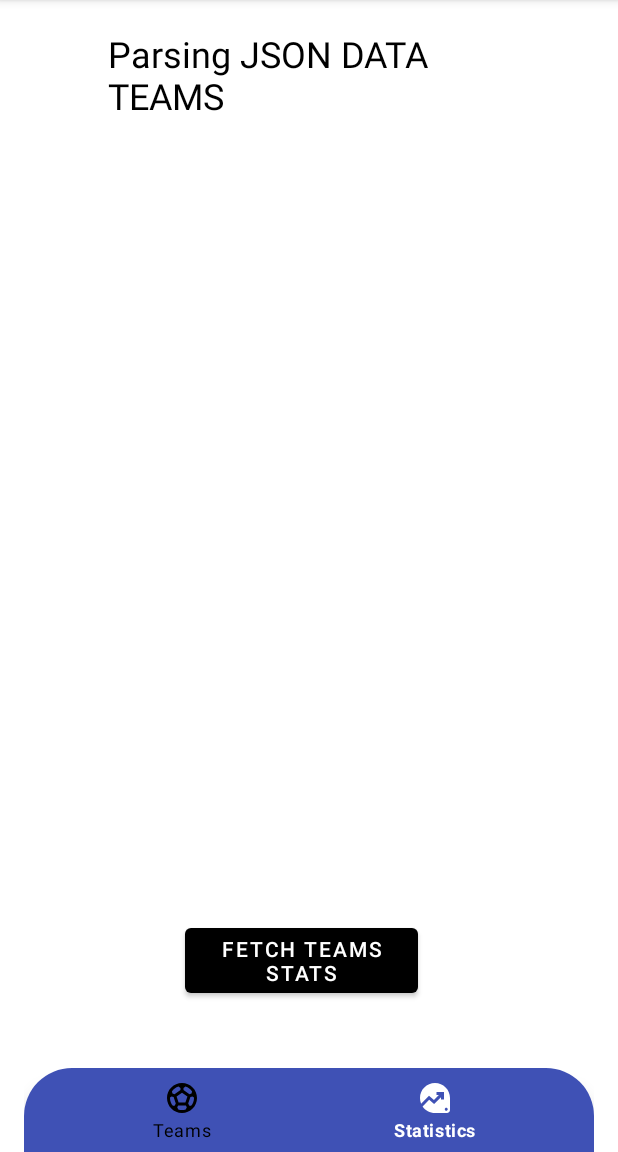
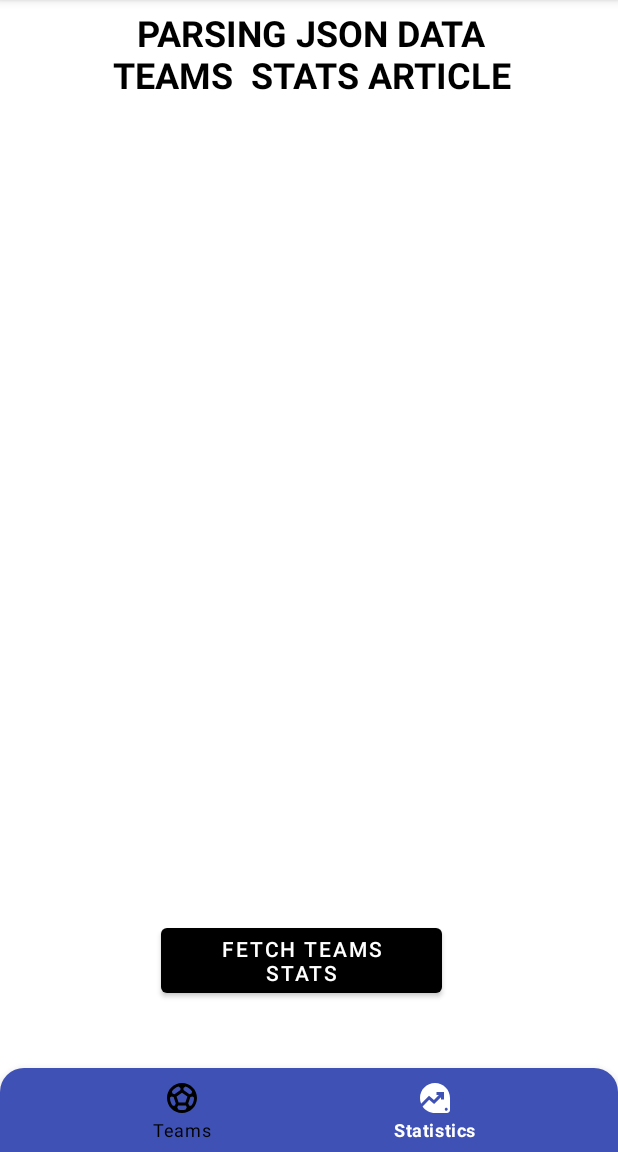
Before and after one commit to devnikolz/Football_Teams, an Android app: the Activity5 screen opened directly, with no data from a screen before it, on a phone screen of 412 x 824 dp, the part 84-1236 px from its top. Run offline under Robolectric (Android 15) with nearby library versions, the phone set to English and light mode, and no system bars; our stand-ins replace Volley.

Commit message:
More small fixes to UI

```diff
--- a/app/src/main/java/com/example/peoplelist/Activity3.java
+++ b/app/src/main/java/com/example/peoplelist/Activity3.java
@@ -22,7 +22,7 @@ public class Activity3 extends AppCompatActivity {
 
 
     // create and add the objects
-    TextView textView3, textView4, textView5;
+    TextView textView4, textView5;
 
     @Override
     protected void onCreate(Bundle savedInstanceState) {
@@ -45,9 +45,6 @@ public class Activity3 extends AppCompatActivity {
                 startActivity(intent);
             }
         });
-
-//        textView3 = findViewById(R.id.textView3);
-//        textView3.setText(t.getName());
 
         textView4 = findViewById(R.id.textView4);
         textView4.setText(t.getHistory());
--- a/app/src/main/java/com/example/peoplelist/Activity5.java
+++ b/app/src/main/java/com/example/peoplelist/Activity5.java
@@ -29,6 +29,7 @@ public class Activity5 extends AppCompatActivity {
 
     private TextView teamTextViewResult;
     private RequestQueue teamQueue;
+
 
     @Override
     protected void onCreate(Bundle savedInstanceState) {
--- a/app/src/main/java/com/example/peoplelist/MainActivity.java
+++ b/app/src/main/java/com/example/peoplelist/MainActivity.java
@@ -20,9 +20,6 @@ import com.google.android.material.bottomnavigation.BottomNavigationView;
 import com.google.android.material.navigation.NavigationBarView;
 
 public class MainActivity extends AppCompatActivity {
-
-//    // initialise the bottom nav view bar
-//    BottomNavigationView navBar;
 
     private RecyclerView recyclerView = null;
     private DataAdapter adapter = null;
@@ -59,7 +56,6 @@ public class MainActivity extends AppCompatActivity {
                         overridePendingTransition(0, 0);
                         return true;
 
-
                     default:
                         throw new IllegalArgumentException("Unknown error");
 
--- a/app/src/main/res/drawable/shape_logos.xml
+++ b/app/src/main/res/drawable/shape_logos.xml
@@ -5,7 +5,6 @@
         android:color="#3F51B5"/>
 
     <corners
-        android:topLeftRadius="32dp"
-        android:topRightRadius="32dp"/>
-
+        android:topLeftRadius="16dp"
+        android:topRightRadius="16dp"/>
 </shape>
--- a/app/src/main/res/layout/activity_main.xml
+++ b/app/src/main/res/layout/activity_main.xml
@@ -4,6 +4,7 @@
     xmlns:tools="http://schemas.android.com/tools"
     android:layout_width="match_parent"
     android:layout_height="match_parent"
+    android:layout_marginHorizontal="0dp"
     tools:context=".MainActivity">
 
     <androidx.recyclerview.widget.RecyclerView
--- a/app/src/main/res/layout/activity_main5.xml
+++ b/app/src/main/res/layout/activity_main5.xml
@@ -4,8 +4,9 @@
     xmlns:tools="http://schemas.android.com/tools"
     android:layout_width="match_parent"
     android:layout_height="match_parent"
-    android:layout_marginHorizontal="16dp"
+    android:layout_marginHorizontal="0dp"
     tools:context=".Activity5">
+
 
     <TextView
         android:id="@+id/textView6"
@@ -14,16 +15,17 @@
         android:layout_alignParentStart="true"
         android:layout_alignParentTop="true"
         android:layout_alignParentEnd="true"
-        android:layout_marginStart="56dp"
-        android:layout_marginTop="19dp"
-        android:layout_marginEnd="57dp"
-        android:text="Parsing JSON DATA TEAMS"
+        android:layout_marginStart="58dp"
+        android:layout_marginTop="5dp"
+        android:layout_marginEnd="55dp"
+        android:gravity="center"
+        android:text="PARSING JSON DATA TEAMS  STATS ARTICLE"
+        android:textColor="@color/black"
         android:textSize="24sp"
-        android:textColor="@color/black"
+        android:textStyle="bold"
         app:layout_constraintEnd_toEndOf="parent"
         app:layout_constraintStart_toStartOf="parent"
         app:layout_constraintTop_toTopOf="parent" />
-
 
     <TextView
         android:id="@+id/fetch_result"
--- a/app/src/main/res/layout/row_layout.xml
+++ b/app/src/main/res/layout/row_layout.xml
@@ -42,6 +42,7 @@
 
     <TextView
         android:id="@+id/textViewSubtitle"
+        android:gravity="center"
         android:layout_width="113dp"
         android:layout_height="38dp"
         android:layout_marginTop="32dp"
```
Also changed, not shown: app/src/main/java/com/example/peoplelist/DataAdapter.java (+1 -7 lines).
